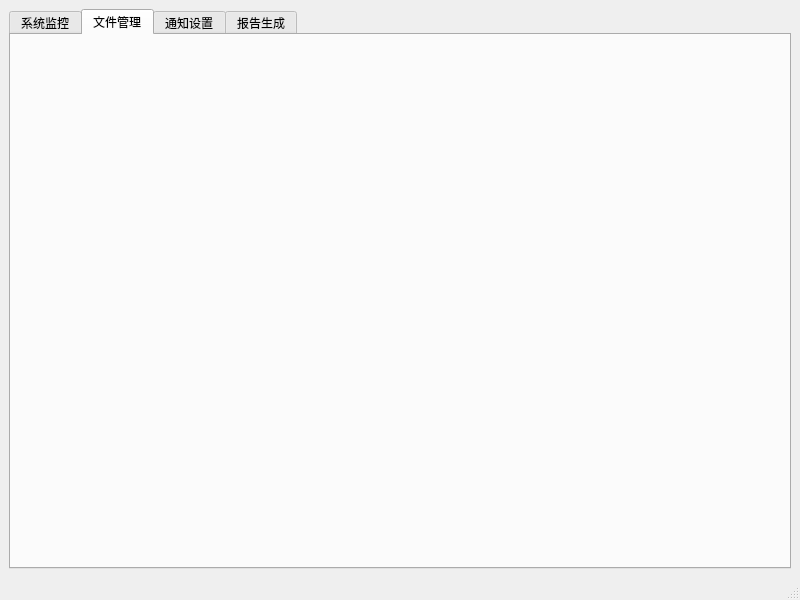
The window that ui/main_window.ui (MrZhaoHC/system-monitor-automation) describes before a commit, drawn with Qt 5.
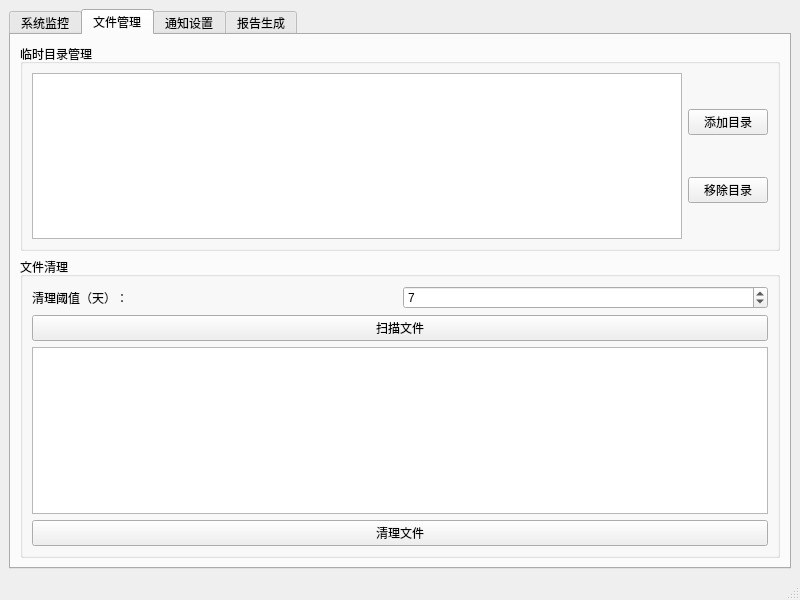
The same window after the commit. The open tabs and pages were chosen to show the change.

Commit message: 添加文件管理功能-实现多线程对文件进行扫描

The edit to the form file:
```diff
--- a/ui/main_window.ui
+++ b/ui/main_window.ui
@@ -129,6 +129,96 @@
        <attribute name="title">
         <string>文件管理</string>
        </attribute>
+       <layout class="QVBoxLayout" name="verticalLayout_5">
+        <item>
+         <widget class="QGroupBox" name="tempDirGroupBox">
+          <property name="title">
+           <string>临时目录管理</string>
+          </property>
+          <layout class="QVBoxLayout" name="verticalLayout_6">
+           <item>
+            <layout class="QHBoxLayout" name="horizontalLayout_5">
+             <item>
+              <widget class="QListWidget" name="tempDirListWidget"/>
+             </item>
+             <item>
+              <layout class="QVBoxLayout" name="verticalLayout_7">
+               <item>
+                <widget class="QPushButton" name="addTempDirButton">
+                 <property name="text">
+                  <string>添加目录</string>
+                 </property>
+                </widget>
+               </item>
+               <item>
+                <widget class="QPushButton" name="removeTempDirButton">
+                 <property name="text">
+                  <string>移除目录</string>
+                 </property>
+                </widget>
+               </item>
+              </layout>
+             </item>
+            </layout>
+           </item>
+          </layout>
+         </widget>
+        </item>
+        <item>
+         <widget class="QGroupBox" name="cleanupGroupBox">
+          <property name="title">
+           <string>文件清理</string>
+          </property>
+          <layout class="QVBoxLayout" name="verticalLayout_8">
+           <item>
+            <layout class="QHBoxLayout" name="horizontalLayout_6">
+             <item>
+              <widget class="QLabel" name="label_3">
+               <property name="text">
+                <string>清理阈值（天）：</string>
+               </property>
+              </widget>
+             </item>
+             <item>
+              <widget class="QSpinBox" name="fileAgeThresholdSpinBox">
+               <property name="minimum">
+                <number>1</number>
+               </property>
+               <property name="maximum">
+                <number>365</number>
+               </property>
+               <property name="value">
+                <number>7</number>
+               </property>
+              </widget>
+             </item>
+            </layout>
+           </item>
+           <item>
+            <widget class="QPushButton" name="scanFilesButton">
+             <property name="text">
+              <string>扫描文件</string>
+             </property>
+            </widget>
+           </item>
+           <item>
+            <widget class="QTextEdit" name="scanResultTextEdit">
+             <property name="readOnly">
+              <bool>true</bool>
+             </property>
+            </widget>
+           </item>
+           <item>
+            <widget class="QPushButton" name="cleanFilesButton">
+             <property name="text">
+              <string>清理文件</string>
+             </property>
+            </widget>
+           </item>
+          </layout>
+         </widget>
+        </item>
+       </layout>
       </widget>
       <widget class="QWidget" name="notificationTab">
        <attribute name="title">
```
The commit also changes 6 other files.
